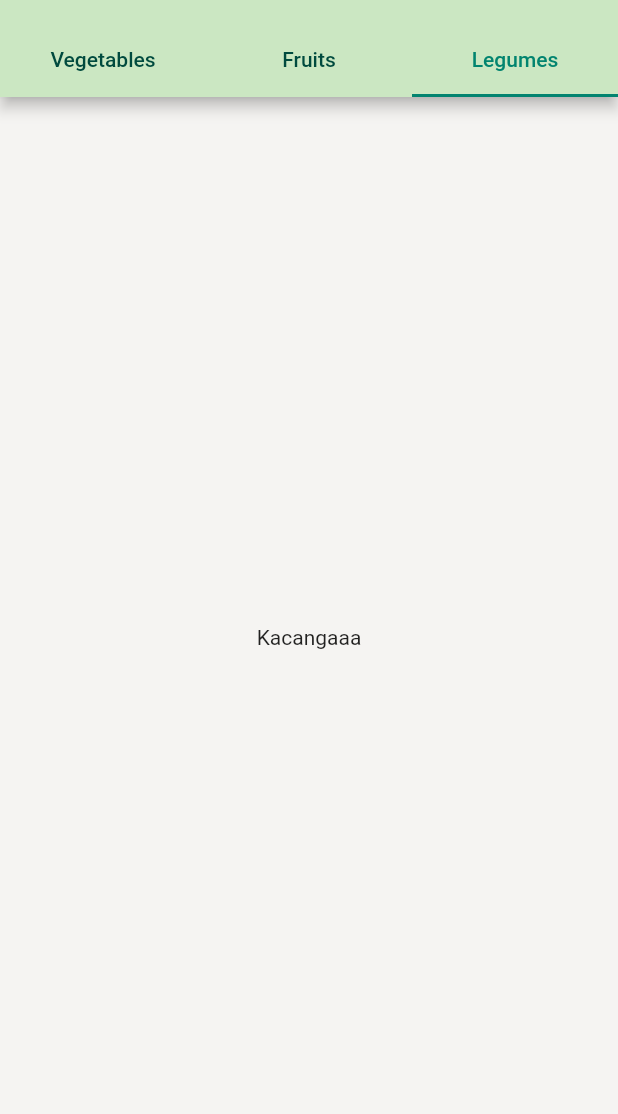
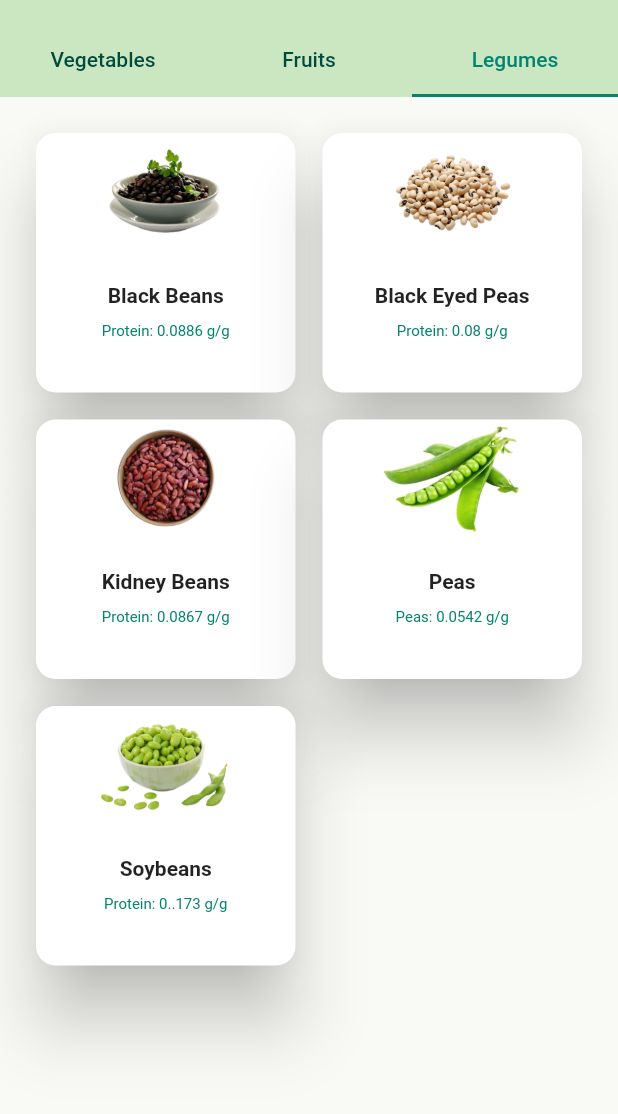
Before and after one commit to rintosaputro/flutter_vegetarian, a Flutter app: the screen it shows after launch, tab 3 chosen, on a phone screen of 412 x 824 dp, the part 59-1173 px from its top. Run offline on Flutter 3.47's test engine with Material 2 defaults, Android fonts, the phone set to English and light mode, and no system bars.

Commit message:
feat: legumens tab section

```diff
--- a/lib/main.dart
+++ b/lib/main.dart
@@ -1,5 +1,5 @@
 import 'package:flutter/material.dart';
-import 'package:flutter_vegetarian/model/items_vegetarian.dart';
+import 'package:flutter_vegetarian/main_screen.dart';
 
 void main() {
   runApp(const MainApp());
@@ -8,101 +8,11 @@ void main() {
 class MainApp extends StatelessWidget {
   const MainApp({super.key});
 
-  final Color? colorTextAppbar = const Color.fromARGB(255, 0, 74, 62);
-  final Color? colorSelectedTab = const Color.fromARGB(255, 2, 132, 111);
-
   @override
   Widget build(BuildContext context) {
     return MaterialApp(
         theme: ThemeData(
             scaffoldBackgroundColor: const Color.fromRGBO(245, 244, 242, 1)),
-        home: DefaultTabController(
-          length: 3,
-          child: SafeArea(
-            child: Scaffold(
-                appBar: AppBar(
-                  title: Text('Vegetarian mania',
-                      style: TextStyle(color: colorTextAppbar)),
-                  bottom: TabBar(
-                    labelColor: colorSelectedTab,
-                    unselectedLabelColor: colorTextAppbar,
-                    indicatorColor: colorSelectedTab,
-                    tabs: const [
-                      Tab(text: 'Vegetables'),
-                      Tab(text: 'Fruits'),
-                      Tab(text: 'Legumes')
-                    ],
-                  ),
-                  backgroundColor: const Color.fromRGBO(203, 231, 194, 1),
-                ),
-                body: TabBarView(
-                  children: [
-                    Padding(
-                        padding: const EdgeInsets.all(20.0),
-                        child: GridView.builder(
-                            gridDelegate:
-                                const SliverGridDelegateWithFixedCrossAxisCount(
-                                    crossAxisCount: 2,
-                                    crossAxisSpacing: 10,
-                                    mainAxisSpacing: 10),
-                            itemCount: vegetables.length,
-                            itemBuilder: (context, index) {
-                              return CardItem(item: vegetables[index]);
-                            })),
-                    Padding(
-                        padding: const EdgeInsets.all(20.0),
-                        child: GridView.builder(
-                            gridDelegate:
-                                const SliverGridDelegateWithFixedCrossAxisCount(
-                                    crossAxisCount: 2,
-                                    crossAxisSpacing: 10,
-                                    mainAxisSpacing: 10),
-                            itemCount: fruits.length,
-                            itemBuilder: (context, index) {
-                              return CardItem(item: fruits[index]);
-                            })),
-                    const Center(
-                      child: Text('Kacangaaa'),
-                    )
-                  ],
-                )),
-          ),
-        ));
+        home: const DefaultTabController(length: 3, child: MainScreen()));
   }
 }
-
-class CardItem extends StatelessWidget {
-  final ItemsVegetarian item;
-  const CardItem({Key? key, required this.item}) : super(key: key);
-
-  @override
-  Widget build(BuildContext context) {
-    return InkWell(
-      onTap: () {},
-      child: Card(
-        child: Column(
-          children: [
-            SizedBox(
-              height: 80,
-              child: Image.asset(
-                item.imageAsset,
-              ),
-            ),
-            Padding(
-                padding: const EdgeInsets.all(20),
-                child: Column(
-                  children: [
-                    Text(
-                      item.name,
-                      style: const TextStyle(fontWeight: FontWeight.bold),
-                    ),
-                    const SizedBox(height: 10),
-                    Text(item.nutrition, style: const TextStyle(fontSize: 10)),
-                  ],
-                ))
-          ],
-        ),
-      ),
-    );
-  }
-}
--- /dev/null
+++ b/lib/main_screen.dart
@@ -0,0 +1,115 @@
+import 'package:flutter/material.dart';
+import 'package:flutter_vegetarian/model/items_vegetarian.dart';
+
+class MainScreen extends StatelessWidget {
+  const MainScreen({Key? key}) : super(key: key);
+
+  final Color? colorTextAppbar = const Color.fromARGB(255, 0, 74, 62);
+  final Color? colorSelectedTab = const Color.fromARGB(255, 2, 132, 111);
+
+  @override
+  Widget build(BuildContext context) {
+    return SafeArea(
+      child: Scaffold(
+          backgroundColor: const Color.fromRGBO(249, 250, 246, 1),
+          appBar: AppBar(
+            backgroundColor: const Color.fromRGBO(203, 231, 194, 1),
+            elevation: 0,
+            title: Text('Vegetarian mania',
+                style: TextStyle(color: colorTextAppbar)),
+            bottom: TabBar(
+              labelColor: colorSelectedTab,
+              unselectedLabelColor: colorTextAppbar,
+              indicatorColor: colorSelectedTab,
+              tabs: const [
+                Tab(text: 'Vegetables'),
+                Tab(text: 'Fruits'),
+                Tab(text: 'Legumes')
+              ],
+            ),
+          ),
+          body: TabBarView(
+            children: [
+              Padding(
+                  padding: const EdgeInsets.all(20.0),
+                  child: GridView.builder(
+                      gridDelegate:
+                          const SliverGridDelegateWithFixedCrossAxisCount(
+                              crossAxisCount: 2,
+                              crossAxisSpacing: 10,
+                              mainAxisSpacing: 10),
+                      itemCount: vegetables.length,
+                      itemBuilder: (context, index) {
+                        return CardItem(item: vegetables[index]);
+                      })),
+              Padding(
+                  padding: const EdgeInsets.all(20.0),
+                  child: GridView.builder(
+                      gridDelegate:
+                          const SliverGridDelegateWithFixedCrossAxisCount(
+                              crossAxisCount: 2,
+                              crossAxisSpacing: 10,
+                              mainAxisSpacing: 10),
+                      itemCount: fruits.length,
+                      itemBuilder: (context, index) {
+                        return CardItem(item: fruits[index]);
+                      })),
+              Padding(
+                  padding: const EdgeInsets.all(20.0),
+                  child: GridView.builder(
+                      gridDelegate:
+                          const SliverGridDelegateWithFixedCrossAxisCount(
+                              crossAxisCount: 2,
+                              crossAxisSpacing: 10,
+                              mainAxisSpacing: 10),
+                      itemCount: legumes.length,
+                      itemBuilder: (context, index) {
+                        return CardItem(item: legumes[index]);
+                      })),
+            ],
+          )),
+    );
+  }
+}
+
+class CardItem extends StatelessWidget {
+  final ItemsVegetarian item;
+  const CardItem({Key? key, required this.item}) : super(key: key);
+
+  @override
+  Widget build(BuildContext context) {
+    return InkWell(
+      onTap: () {},
+      child: Card(
+        elevation: 20,
+        shape:
+            RoundedRectangleBorder(borderRadius: BorderRadius.circular(13.0)),
+        child: Column(
+          children: [
+            SizedBox(
+              height: 80,
+              child: Image.asset(
+                item.imageAsset,
+              ),
+            ),
+            Padding(
+                padding: const EdgeInsets.all(20),
+                child: Column(
+                  children: [
+                    Text(
+                      item.name,
+                      style: const TextStyle(fontWeight: FontWeight.bold),
+                    ),
+                    const SizedBox(height: 10),
+                    Text(item.nutrition,
+                        style: const TextStyle(
+                            fontSize: 10,
+                            color: Color.fromARGB(255, 2, 132, 111))),
+                  ],
+                ))
+          ],
+        ),
+      ),
+    );
+  }
+}
--- a/lib/model/items_vegetarian.dart
+++ b/lib/model/items_vegetarian.dart
@@ -54,32 +54,75 @@ var vegetables = [
 var fruits = [
   ItemsVegetarian(
       name: 'Apple',
-      nutrition: 'Vit C: 0.89 mg/g',
+      nutrition: 'Vit A: 0.03 IU/g',
       imageAsset: 'images/fruits/apple.png',
       priceInMarket: 'Rp10.000',
-      description: ''),
+      description:
+          'Apples are a popular and delicious fruit known for their sweet and crisp flavor. They are not only satisfying to the taste buds but also offer a range of essential nutrients. A medium-sized apple (about 182 grams) provides approximately 95 calories and contains a variety of vitamins and minerals. Apples are a rich source of dietary fiber, promoting healthy digestion and providing a feeling of fullness, making them a great snack for weight management. They are also packed with vitamin C, which boosts the immune system and supports healthy skin. Additionally, apples provide small amounts of potassium, an essential mineral for heart health, and vitamin K, which plays a role in blood clotting and bone health. Consuming apples as part of a balanced diet can contribute to overall well-being and provide a delicious and nutritious way to satisfy sweet cravings.'),
   ItemsVegetarian(
       name: 'Grapes',
-      nutrition: 'Vit C: 0.89 mg/g',
+      nutrition: 'Potassium: 1.91 mg/g',
       imageAsset: 'images/fruits/grapes.png',
       priceInMarket: 'Rp10.000',
-      description: ''),
+      description:
+          'Grapes are succulent and sweet berries that come in a variety of colors, including green, red, and purple. They are not only a delightful snack but also offer a range of nutritional benefits. Grapes are relatively low in calories, with about 70-80 calories per 100-gram serving. They are an excellent source of natural sugars, making them a healthier alternative to refined sweets. Grapes are rich in antioxidants, such as resveratrol, which may have potential health benefits, including promoting heart health and reducing inflammation. They also provide essential vitamins and minerals, including vitamin C, vitamin K, and potassium. Additionally, grapes contain dietary fiber, which aids in digestion and helps maintain bowel regularity. Including grapes in your diet can add a burst of flavor and nutrition, making them a tasty and healthy choice for snacking or adding to salads, desserts, and smoothies.'),
   ItemsVegetarian(
       name: 'Mango',
-      nutrition: 'Vit C: 0.89 mg/g',
+      nutrition: 'Diatery Fiber: 0.016 g/g',
       imageAsset: 'images/fruits/mango.png',
       priceInMarket: 'Rp10.000',
-      description: ''),
+      description:
+          'Mangoes are tropical fruits loved for their juicy, sweet, and refreshing taste. They are not only a delectable treat but also offer a wide range of nutritional benefits. A medium-sized mango (about 150 grams) contains approximately 100 calories and is packed with essential vitamins and minerals. Mangoes are a rich source of vitamin C, which supports the immune system, promotes healthy skin, and aids in collagen production. They also provide vitamin A, contributing to vision health and immune function. Mangoes are a good source of dietary fiber, aiding in digestion and promoting a feeling of fullness. Additionally, mangoes contain potassium, an essential mineral for heart health and regulating blood pressure. With their vibrant color and luscious taste, mangoes are a delightful addition to various dishes, such as smoothies, salads, salsas, and desserts, providing both deliciousness and nutritional value to your diet.'),
   ItemsVegetarian(
       name: 'Orange',
-      nutrition: 'Vit C: 0.89 mg/g',
+      nutrition: 'Vit C: 0.53 g/g',
       imageAsset: 'images/fruits/orange.png',
       priceInMarket: 'Rp10.000',
-      description: ''),
+      description:
+          'Oranges are bright and citrusy fruits that are not only flavorful but also rich in essential nutrients. A medium-sized orange (about 130 grams) contains approximately 62 calories and offers a variety of health benefits. Oranges are an excellent source of vitamin C, providing more than the recommended daily intake, which boosts the immune system, supports collagen production for healthy skin, and aids in iron absorption. They also contain vitamin A, contributing to vision and immune health. Oranges are a good source of dietary fiber, promoting digestive health and helping with bowel regularity. Additionally, oranges provide potassium, an important mineral for heart health and maintaining proper blood pressure levels. Enjoyed as a fresh snack or used in juices, smoothies, salads, and desserts, oranges are a delicious and nutritious addition to a balanced diet, offering a burst of tangy goodness and a range of essential nutrients.'),
   ItemsVegetarian(
       name: 'Peach',
-      nutrition: 'Vit C: 0.89 mg/g',
+      nutrition: 'Vit C: 0.09 g/g',
       imageAsset: 'images/fruits/peach.png',
       priceInMarket: 'Rp10.000',
-      description: ''),
+      description:
+          'Peaches are juicy and flavorful fruits that offer a delicious taste and a range of nutritional benefits. A medium-sized peach (about 150 grams) contains approximately 60 calories and is packed with essential vitamins and minerals. Peaches are an excellent source of vitamin C, which boosts the immune system, promotes healthy skin, and aids in collagen production. They also provide vitamin A, contributing to vision health and immune function. Peaches are a good source of dietary fiber, aiding in digestion and supporting bowel regularity. Additionally, peaches contain potassium, an essential mineral for heart health and regulating blood pressure. They also provide small amounts of vitamins E and K, which have their own health benefits. Peaches can be enjoyed fresh as a juicy snack or used in various culinary creations, such as salads, smoothies, desserts, and even savory dishes, making them a delightful and nutritious addition to any meal.'),
 ];
+
+var legumes = [
+  ItemsVegetarian(
+      name: 'Black Beans',
+      nutrition: 'Protein: 0.0886 g/g',
+      imageAsset: 'images/legumes/black-beans.png',
+      priceInMarket: 'Rp10.000',
+      description:
+          'Black beans are a great source of protein, fiber, and antioxidants. They are commonly used in Mexican and Latin American dishes, such as burritos, tacos, and salads.'),
+  ItemsVegetarian(
+      name: 'Black Eyed Peas',
+      nutrition: 'Protein: 0.08 g/g',
+      imageAsset: 'images/legumes/black-eyed-peas.png',
+      priceInMarket: 'Rp10.000',
+      description:
+          'Black-eyed peas are rich in protein, fiber, and various vitamins and minerals. They are commonly used in Southern cuisine and can be included in salads, stews, and side dishes.'),
+  ItemsVegetarian(
+      name: 'Kidney Beans',
+      nutrition: 'Protein: 0.0867 g/g',
+      imageAsset: 'images/legumes/kidney-beans.png',
+      priceInMarket: 'Rp10.000',
+      description:
+          ': Kidney beans are a popular legume that is rich in protein, fiber, and iron. They are commonly used in chili, soups, and salads.'),
+  ItemsVegetarian(
+      name: 'Peas',
+      nutrition: 'Peas: 0.0542 g/g',
+      imageAsset: 'images/legumes/peas.png',
+      priceInMarket: 'Rp10.000',
+      description:
+          'Peas are a delicious and nutritious legume. They are a good source of protein, fiber, and vitamins. Peas can be used in various dishes, such as stir-fries, rice dishes, and soups.'),
+  ItemsVegetarian(
+      name: 'Soybeans',
+      nutrition: 'Protein: 0..173 g/g',
+      imageAsset: 'images/legumes/soybeans.png',
+      priceInMarket: 'Rp10.000',
+      description:
+          'Soybeans are a complete source of protein and contain all essential amino acids. They are used to make soy products like tofu, tempeh, and soy milk, which are popular vegetarian protein sources.'),
+];
--- a/pubspec.yaml
+++ b/pubspec.yaml
@@ -20,3 +20,4 @@ flutter:
   assets:
     - images/vegetables/
     - images/fruits/
+    - images/legumes/
```
Also changed, not shown: images/legumes/black-beans.png (added), images/legumes/black-eyed-peas.png (added), images/legumes/kidney-beans.png (added), images/legumes/peas.png (added), images/legumes/soybeans.png (added).
